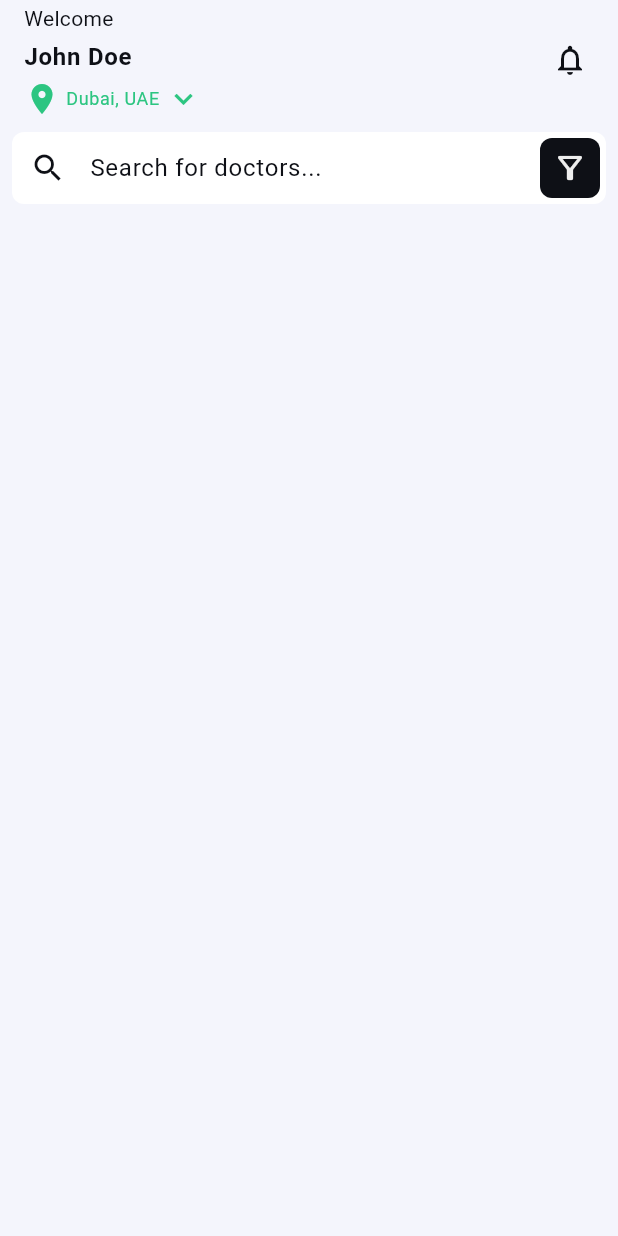
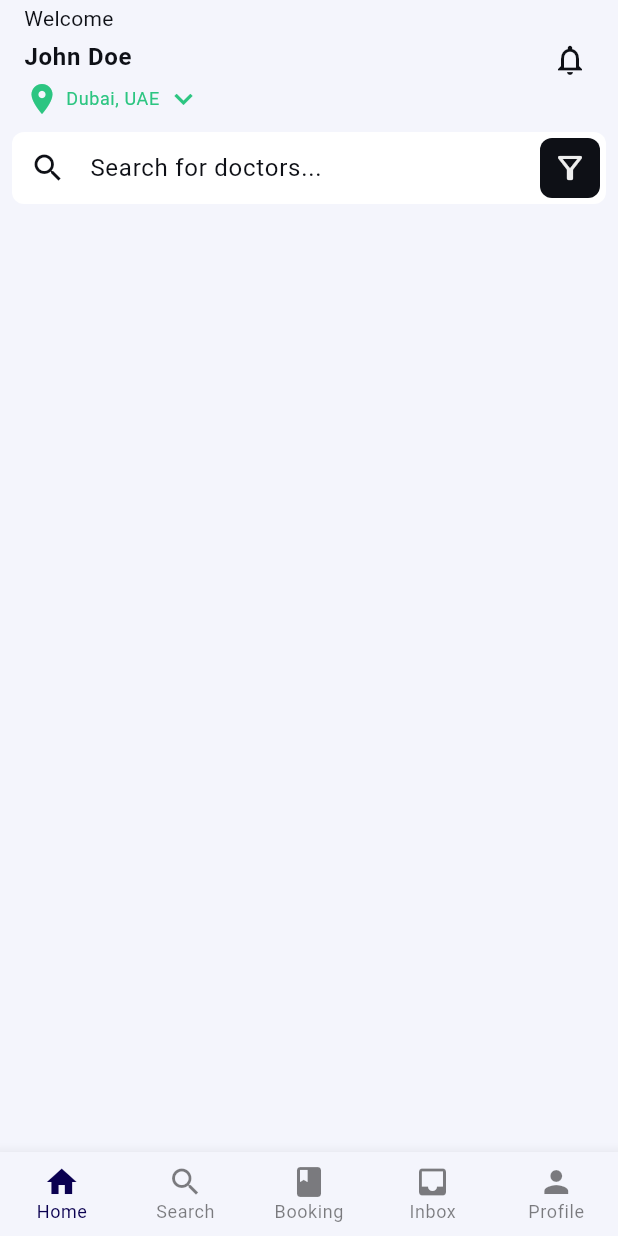
Before and after one commit to jammiedev779/Capstone-Project-II, a Flutter app: the screen it shows after launch, on a phone screen of 412 x 824 dp. Run offline on Flutter 3.47's test engine with Material 3 defaults, Android fonts, the phone set to English and light mode, and no system bars; our stand-ins replace google_fonts.

Commit message:
feat: bottom main navbar

```diff
--- a/Mobile_app/lib/main.dart
+++ b/Mobile_app/lib/main.dart
@@ -1,5 +1,6 @@
-import 'package:doc_care/screens/home/home_screen.dart';
+import 'package:doc_care/screens/screens.dart';
 import 'package:doc_care/shared/theme/app_theme.dart';
+import 'package:doc_care/shared/utils/bottom_nav_bars/main_nav_bar.dart';
 import 'package:flutter/material.dart';
 
 void main() {
@@ -12,8 +13,9 @@ class DocCare extends StatelessWidget {
   @override
   Widget build(BuildContext context) {
     return MaterialApp(
-        debugShowCheckedModeBanner: false,
-        home: const HomeScreen(),
-        theme: const AppTheme().themeData);
+      debugShowCheckedModeBanner: false,
+      home: const MainNavBar(),
+      theme: const AppTheme().themeData,
+    );
   }
 }
--- a/Mobile_app/lib/screens/calendar/calendar_screen.dart
+++ b/Mobile_app/lib/screens/booking/booking_screen.dart
@@ -1,7 +1,7 @@
 import 'package:flutter/material.dart';
 
-class CalendarPage extends StatelessWidget {
-  const CalendarPage({super.key});
+class BookingScreen extends StatelessWidget {
+  const BookingScreen({super.key});
 
   @override
   Widget build(BuildContext context) {
--- a/Mobile_app/lib/screens/home/home_screen.dart
+++ b/Mobile_app/lib/screens/home/home_screen.dart
@@ -1,3 +1,4 @@
+import 'package:doc_care/shared/utils/bottom_nav_bars/main_nav_bar.dart';
 import 'package:flutter/material.dart';
 
 class HomeScreen extends StatelessWidget {
@@ -30,12 +31,12 @@ class HomeView extends StatelessWidget {
               'Welcome',
               style: textTheme.bodyMedium,
             ),
-            SizedBox(height: 4.0),
+            const SizedBox(height: 4.0),
             Text(
               'John Doe',
               style: textTheme.bodyLarge!.copyWith(fontWeight: FontWeight.bold),
             ),
-            SizedBox(height: 4.0),
+            const SizedBox(height: 4.0),
             Row(
               children: [
                 Icon(
@@ -90,7 +91,6 @@ class HomeView extends StatelessWidget {
           ),
         ),
       ),
-      // bottomNavigationBar: const MainNavBar(),
     );
   }
 }
--- a/Mobile_app/lib/screens/message/message_screen.dart
+++ b/Mobile_app/lib/screens/inbox/inbox_screen.dart
@@ -1,7 +1,7 @@
 import 'package:flutter/material.dart';
 
-class MessagePage extends StatelessWidget {
-  const MessagePage({super.key});
+class InboxScreen extends StatelessWidget {
+  const InboxScreen({super.key});
 
   @override
   Widget build(BuildContext context) {
--- a/Mobile_app/lib/screens/profile/profile_screen.dart
+++ b/Mobile_app/lib/screens/profile/profile_screen.dart
@@ -1,7 +1,7 @@
 import 'package:flutter/material.dart';
 
-class ProfilePage extends StatelessWidget {
-  const ProfilePage({super.key});
+class ProfileScreen extends StatelessWidget {
+  const ProfileScreen({super.key});
 
   @override
   Widget build(BuildContext context) {
--- a/Mobile_app/lib/screens/screens.dart
+++ b/Mobile_app/lib/screens/screens.dart
@@ -1,6 +1,5 @@
-export 'package:doc_care/components/bottom_navbar.dart';
-export 'package:doc_care/screens/calendar/calendar_screen.dart';
+export 'package:doc_care/screens/booking/booking_screen.dart';
 export 'package:doc_care/screens/home/home_screen.dart';
-export 'package:doc_care/screens/message/message_screen.dart';
+export 'package:doc_care/screens/inbox/inbox_screen.dart';
 export 'package:doc_care/screens/profile/profile_screen.dart';
 export 'package:doc_care/screens/search/search_screen.dart';
--- a/Mobile_app/lib/screens/search/search_screen.dart
+++ b/Mobile_app/lib/screens/search/search_screen.dart
@@ -7,7 +7,7 @@ class SearchScreen extends StatelessWidget {
   Widget build(BuildContext context) {
     return Scaffold(
       appBar: AppBar(
-        title: const Text("Home"),
+        title: const Text("Search Screen"),
       ),
       body: Text('Search Screen'),
     );
--- /dev/null
+++ b/Mobile_app/lib/shared/utils/bottom_nav_bars/main_nav_bar.dart
@@ -0,0 +1,70 @@
+import 'package:doc_care/screens/screens.dart';
+import 'package:flutter/material.dart';
+
+class MainNavBar extends StatefulWidget {
+  const MainNavBar({super.key});
+
+  @override
+  _MainNavBarState createState() => _MainNavBarState();
+}
+
+class _MainNavBarState extends State<MainNavBar> {
+  int _currentIndex = 0;
+  final List<Widget> _children = [
+    const HomeScreen(),
+    const SearchScreen(),
+    const BookingScreen(),
+    const InboxScreen(),
+    const ProfileScreen(),
+  ];
+
+  void onTabTapped(int index) {
+    setState(() {
+      _currentIndex = index;
+    });
+  }
+
+  @override
+  Widget build(BuildContext context) {
+    final colorScheme = Theme.of(context).colorScheme;
+    final textTheme = Theme.of(context).textTheme;
+
+    return Scaffold(
+      body: _children[_currentIndex],
+      bottomNavigationBar: BottomNavigationBar(
+        selectedItemColor: colorScheme.primary,
+        unselectedItemColor: colorScheme.onBackground.withOpacity(0.5),
+        showSelectedLabels: true,
+        showUnselectedLabels: true,
+        unselectedFontSize: 14,
+        selectedLabelStyle: textTheme.bodySmall,
+        unselectedLabelStyle: textTheme.bodySmall,
+        type: BottomNavigationBarType.fixed,
+        onTap: onTabTapped,
+        currentIndex: _currentIndex,
+        items: const [
+          BottomNavigationBarItem(
+            icon: Icon(Icons.home),
+            label: 'Home',
+          ),
+          BottomNavigationBarItem(
+            icon: Icon(Icons.search),
+            label: 'Search',
+          ),
+          BottomNavigationBarItem(
+            icon: Icon(Icons.book),
+            label: 'Booking',
+          ),
+          BottomNavigationBarItem(
+            icon: Icon(Icons.inbox),
+            label: 'Inbox',
+          ),
+          BottomNavigationBarItem(
+            icon: Icon(Icons.person),
+            label: 'Profile',
+          ),
+        ],
+      ),
+    );
+  }
+}
```
Also changed, not shown: Mobile_app/lib/components/bottom_navbar.dart (deleted, +0 -65 lines), Mobile_app/lib/screens/layout.dart (deleted, +0 -33 lines), 7 other files.
